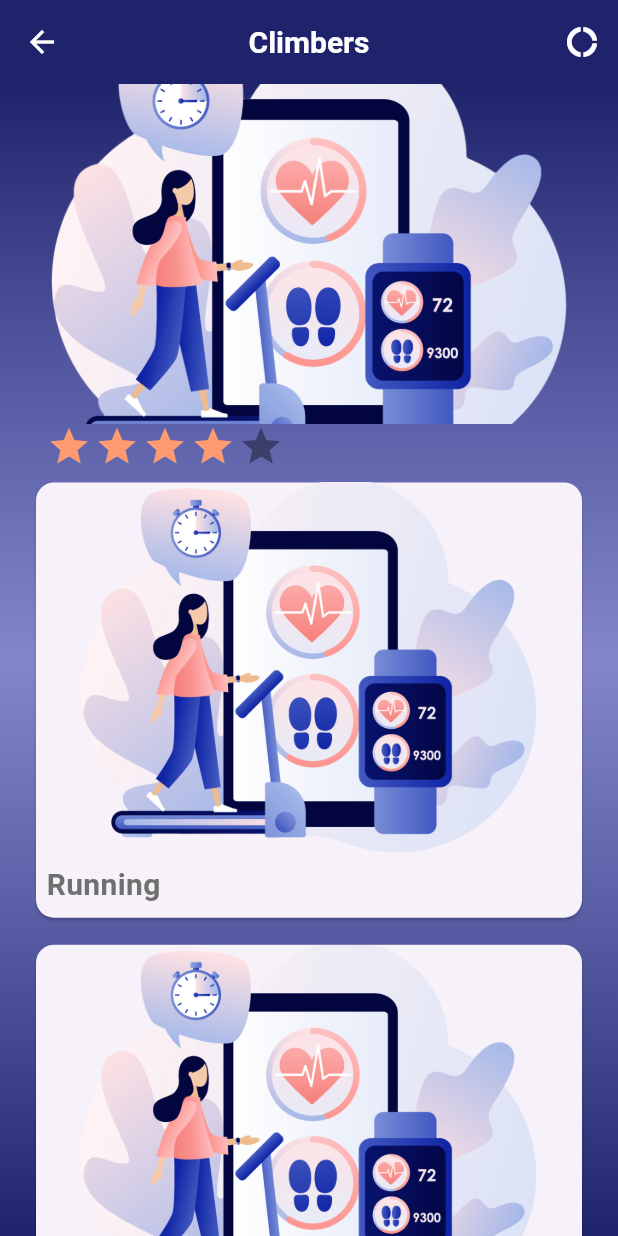
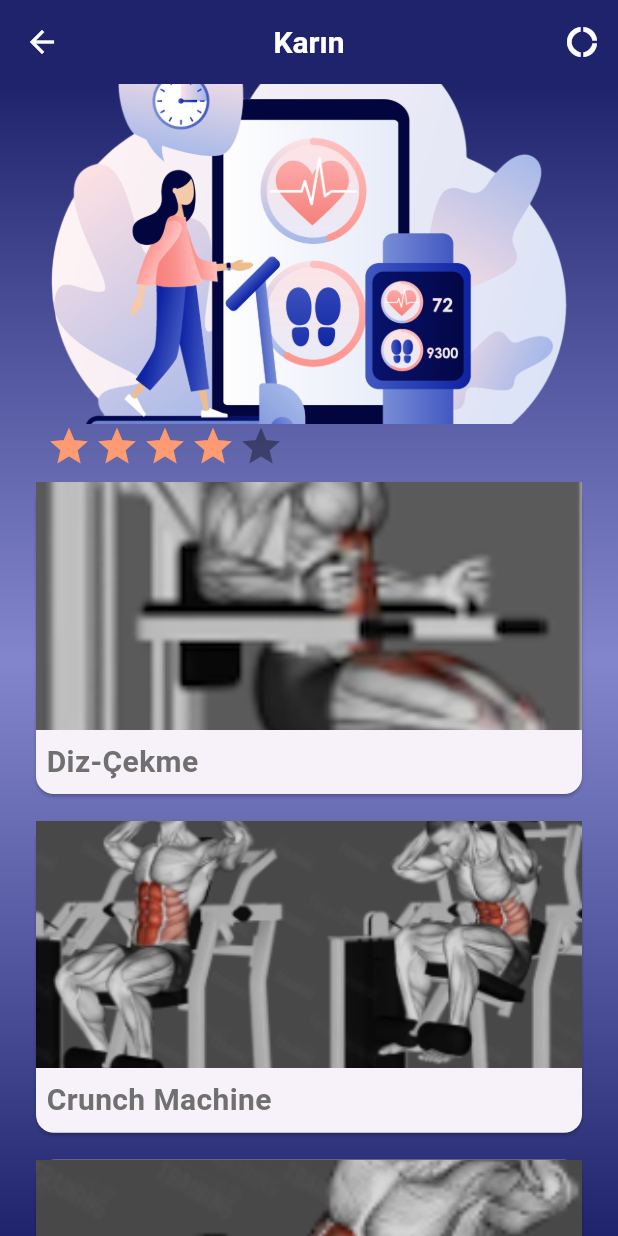
Before and after one commit to ElifsBayraktar/DincKalAPP, a Flutter app: the ExerciseScreen screen opened directly, after a tap on "İlerle", on a phone screen of 412 x 824 dp. Run offline on Flutter 3.47's test engine with Material 3 defaults, Android fonts, the phone set to English and light mode, and no system bars; drawn by our look-alikes of flutter_rating_bar; our stand-ins replace carousel_slider, google_nav_bar.

Commit message:
güncelleme

```diff
--- a/lib/pages/exercise_page.dart
+++ b/lib/pages/exercise_page.dart
@@ -1,5 +1,4 @@
 import 'package:flutter/material.dart';
-
 import '../common/colo_extension.dart';
 import '../common_widg/round_button.dart';
 import 'tab_button.dart';
@@ -14,6 +13,63 @@ class ExerciseScreen extends StatefulWidget {
 
 class _ExerciseScreenState extends State<ExerciseScreen> {
   int isActiveTab = 0;
+
+  final Map<String, List<Map<String, String>>> exerciseDetails = {
+    "Karın": [
+      {"name": "Diz-Çekme", "image": "assets/images/Diz-Çekmekarın.png"},
+      {
+        "name": "Crunch Machine",
+        "image": "assets/images/Crunch Machinekarın.png"
+      },
+      {"name": "Crunch", "image": "assets/images/Crunchkarın.png"},
+      {"name": "Twist", "image": "assets/images/Twistkarın.png"},
+      {
+        "name": "Wheel_RollOut",
+        "image": "assets/images/Wheel_RollOutkarın.png"
+      },
+    ],
+    "Göğüs": [
+      {"name": "Bench Press", "image": "assets/images/Bench_Pressgöğüs.png"},
+      {"name": "Cable Fly", "image": "assets/images/Cable_Flygöğüs.png"},
+      {"name": "Dumbbel Fly", "image": "assets/images/DB_Flygöğüs.png"},
+      {"name": "Dumbbel Press", "image": "assets/images/DB_Pressgöğüs.png"},
+      {"name": "Push Up", "image": "assets/images/PushUpgöğüs.png"},
+      {"name": "Machine Fly", "image": "assets/images/Machine_Flygöğüs.png"}
+    ],
+    "Kol": [
+      {"name": "Bench Dips", "image": "assets/images/Bench_dipskol.png"},
+      {"name": "Biceps Curl", "image": "assets/images/Biceps_Curlkol.png"},
+      {
+        "name": "Cable PushDown",
+        "image": "assets/images/Cable_Pushdownkol.png"
+      },
+      {
+        "name": "Concentration Curl",
+        "image": "assets/images/Concentration_Curlkol.png"
+      },
+      {"name": "Hammer Curl", "image": "assets/images/Hammer_Curlkol.png"},
+      {"name": "Preacher Curl", "image": "assets/images/Preacher_Curlkol.png"},
+    ],
+    "Bacak": [
+      {
+        "name": "Dumbbel Squat 2",
+        "image": "assets/images/DB_Squat-1,2bacak.png"
+      },
+      {"name": "Dumbbel Squat 1", "image": "assets/images/DB_Squat-1bacak.png"},
+      {"name": "Hip Thrust", "image": "assets/images/Hip_Thrustbacak.png"},
+      {
+        "name": "Hip Adduction",
+        "image": "assets/images/Hip Adductionbacak.png"
+      },
+      {
+        "name": "Leg Extension",
+        "image": "assets/images/Leg Extensionbacak.png"
+      },
+      {"name": "Leg Curl", "image": "assets/images/Leg_Curlbacak.png"},
+      {"name": "Lunges", "image": "assets/images/Lungesbacak.png"},
+      {"name": "Squat", "image": "assets/images/Squatbacak.png"},
+    ],
+  };
 
   List workArr = [
     {
@@ -168,11 +224,19 @@ class _ExerciseScreenState extends State<ExerciseScreen> {
                                         fontSize: 14,
                                         fontWeight: FontWeight.w500,
                                         onPressed: () {
+                                          String category = wObj["name"];
+                                          List<Map<String, String>> exercises =
+                                              exerciseDetails[category]!;
                                           Navigator.push(
-                                              context,
-                                              MaterialPageRoute(
-                                                  builder: (context) =>
-                                                      const WorkoutDetailView()));
+                                            context,
+                                            MaterialPageRoute(
+                                              builder: (context) =>
+                                                  WorkoutDetailView(
+                                                title: category,
+                                                exercises: exercises,
+                                              ),
+                                            ),
+                                          );
                                         },
                                       )),
                                 ],
--- a/lib/pages/workoutdetail.dart
+++ b/lib/pages/workoutdetail.dart
@@ -1,24 +1,16 @@
 import 'package:flutter/material.dart';
+import '../common/colo_extension.dart';
 import 'package:flutter_rating_bar/flutter_rating_bar.dart';
-import '../common/colo_extension.dart';
 
-class WorkoutDetailView extends StatefulWidget {
-  const WorkoutDetailView({Key? key});
+class WorkoutDetailView extends StatelessWidget {
+  final String title;
+  final List<Map<String, String>> exercises;
 
-  @override
-  State<WorkoutDetailView> createState() => _WorkoutDetailViewState();
-}
-
-class _WorkoutDetailViewState extends State<WorkoutDetailView> {
-  List workArr = [
-    {"name": "Running", "image": "assets/images/welcome.jpeg"},
-    {"name": "Jumping", "image": "assets/images/welcome.jpeg"},
-    {"name": "Running", "image": "assets/images/welcome.jpeg"},
-    {"name": "Jumping", "image": "assets/images/welcome.jpeg"},
-    {"name": "Jumping", "image": "assets/images/welcome.jpeg"},
-    {"name": "Jumping", "image": "assets/images/welcome.jpeg"},
-    {"name": "Jumping", "image": "assets/images/welcome.jpeg"},
-  ];
+  const WorkoutDetailView({
+    required this.title,
+    required this.exercises,
+    Key? key,
+  }) : super(key: key);
 
   @override
   Widget build(BuildContext context) {
@@ -38,7 +30,7 @@ class _WorkoutDetailViewState extends State<WorkoutDetailView> {
           ),
         ),
         title: Text(
-          "Climbers",
+          title,
           style: TextStyle(
             color: TColor.white,
             fontSize: 20,
@@ -111,11 +103,11 @@ class _WorkoutDetailViewState extends State<WorkoutDetailView> {
                 height: media.width * 5.2,
                 child: ListView.builder(
                   padding: const EdgeInsets.symmetric(horizontal: 20),
-                  itemCount: workArr.length,
+                  itemCount: exercises.length,
                   physics:
                       NeverScrollableScrollPhysics(), // Otomatik yukarı kaydırmayı engeller
                   itemBuilder: (context, index) {
-                    var wObj = workArr[index];
+                    var wObj = exercises[index];
                     return Padding(
                       padding: const EdgeInsets.symmetric(vertical: 5.0),
                       child: Card(
@@ -125,13 +117,13 @@ class _WorkoutDetailViewState extends State<WorkoutDetailView> {
                             Image.asset(
                               wObj["image"].toString(),
                               width: media.width,
-                              height: media.width * 0.6,
+                              height: media.width * 0.4,
                               fit: BoxFit.cover,
                             ),
                             Padding(
                               padding: const EdgeInsets.all(7.0),
                               child: Text(
-                                wObj["name"],
+                                wObj["name"]!,
                                 style: TextStyle(
                                   color: TColor.secondaryText,
                                   fontSize: 20,
```
Also changed, not shown: pubspec.yaml (+22 -0 lines), assets/images/Biceps_Curlkol.png, assets/images/Concentration_Curlkol.png, assets/images/Diz-Çekmekarın.png, assets/images/Hammer_Curlkol.png.
